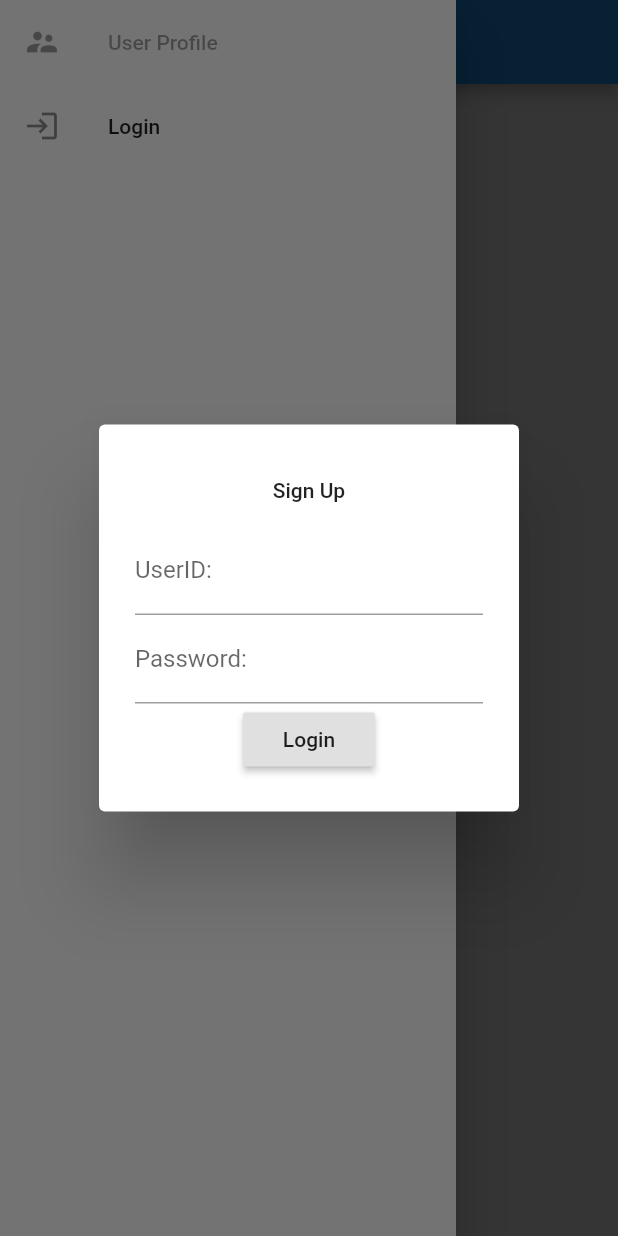
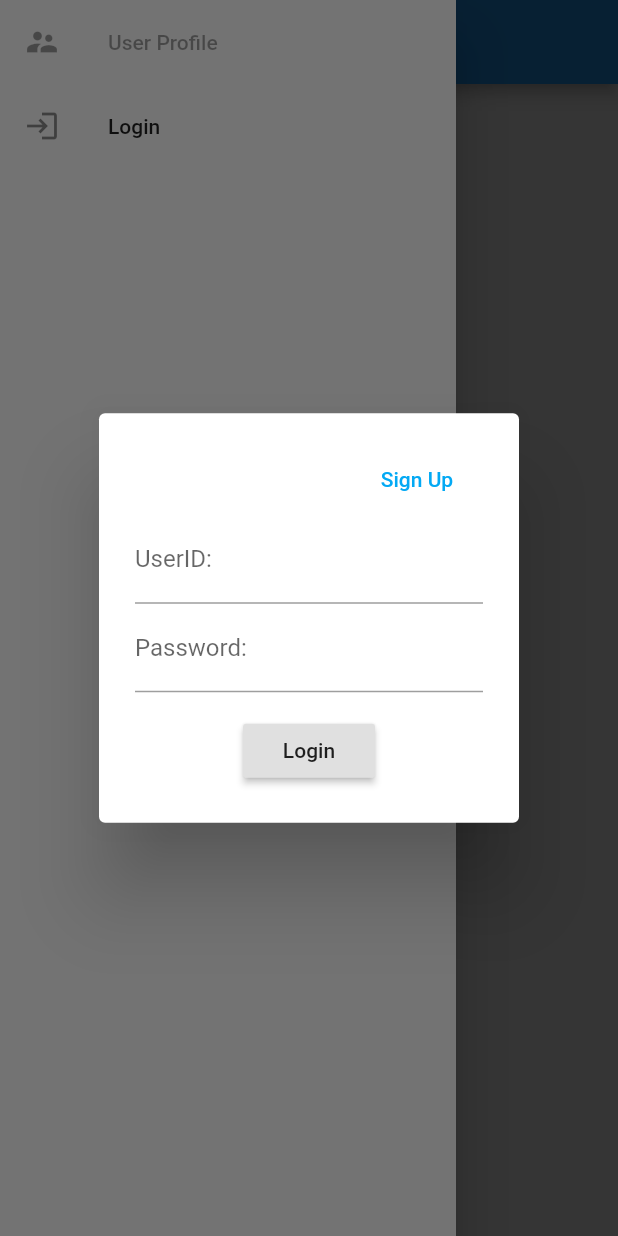
Before and after one commit to litopjos/login_profile, a Flutter app: the screen it shows after launch, in the side drawer, after a tap on "Login", on a phone screen of 412 x 824 dp. Run offline on Flutter 3.47's test engine with Material 2 defaults, Android fonts, the phone set to English and light mode, and no system bars; accounts and stored records are empty.

Commit message:
code cleanup

```diff
--- a/lib/providers/provider_current_user_profile.dart
+++ b/lib/providers/provider_current_user_profile.dart
@@ -1,5 +1,4 @@
 import "package:flutter/material.dart";
-import "package:provider/provider.dart";
 
 import "./provider_user_profiles.dart";
 import '../models/user_profile.dart';
--- a/lib/widgets/widget_drawer.dart
+++ b/lib/widgets/widget_drawer.dart
@@ -2,7 +2,7 @@ import "package:flutter/material.dart";
 import 'package:login/global.dart';
 import "package:provider/provider.dart";
 
-import 'package:login/widgets/widget_loginlogout.dart';
+import 'package:login/widgets/widget_login.dart';
 import "../providers/provider_current_user_profile.dart";
 import "../models/user_profile.dart";
 
--- a/lib/widgets/widget_loginlogout.dart
+++ b/lib/widgets/widget_login.dart
@@ -11,20 +11,20 @@ Future<void> showLoginDialog(
     context: context,
     builder: (ctx) {
       return AlertDialog(
-        content: WidgetLoginLogout(),
+        content: WidgetLogin(),
       );
     },
   );
 }
 
-class WidgetLoginLogout extends StatefulWidget {
-  WidgetLoginLogout();
+class WidgetLogin extends StatefulWidget {
+  WidgetLogin();
 
   @override
-  _WidgetLoginLogoutState createState() => _WidgetLoginLogoutState();
+  _WidgetLoginState createState() => _WidgetLoginState();
 }
 
-class _WidgetLoginLogoutState extends State<WidgetLoginLogout> {
+class _WidgetLoginState extends State<WidgetLogin> {
   GlobalKey<FormState> keyForm = GlobalKey<FormState>();
   String userID = "";
   String password = "";
@@ -39,8 +39,11 @@ class _WidgetLoginLogoutState extends State<WidgetLoginLogout> {
         child: Column(
           mainAxisSize: MainAxisSize.min,
           children: [
-            FlatButton(
-              child: Text("Sign Up"),
+            Align(
+              alignment: Alignment.centerRight,
+              child: FlatButton(
+                child:
+                    Text("Sign Up", style: TextStyle(color: Colors.lightBlue)),
                 onPressed: () async {
                   var profile =
                       await Navigator.of(context).pushNamed(ROUTE_USER_PROFILE);
@@ -52,6 +55,7 @@ class _WidgetLoginLogoutState extends State<WidgetLoginLogout> {
                     });
                   }
                 },
+              ),
             ),
             TextFormField(
               key:
@@ -86,7 +90,9 @@ class _WidgetLoginLogoutState extends State<WidgetLoginLogout> {
               obscureText: true,
               onSaved: (value) => password = value,
             ),
-            RaisedButton(
+            Container(
+              margin: EdgeInsets.only(top: 15),
+              child: RaisedButton(
                 child: Text('Login'),
                 onPressed: () async {
                   if (keyForm.currentState.validate()) {
@@ -104,6 +110,7 @@ class _WidgetLoginLogoutState extends State<WidgetLoginLogout> {
                     }
                   }
                 },
+              ),
             )
           ],
         ),
```
Also changed, not shown: lib/routes/route_user_profile.dart (+10 -3 lines). Lines whose indentation alone changed are shown as unchanged.
